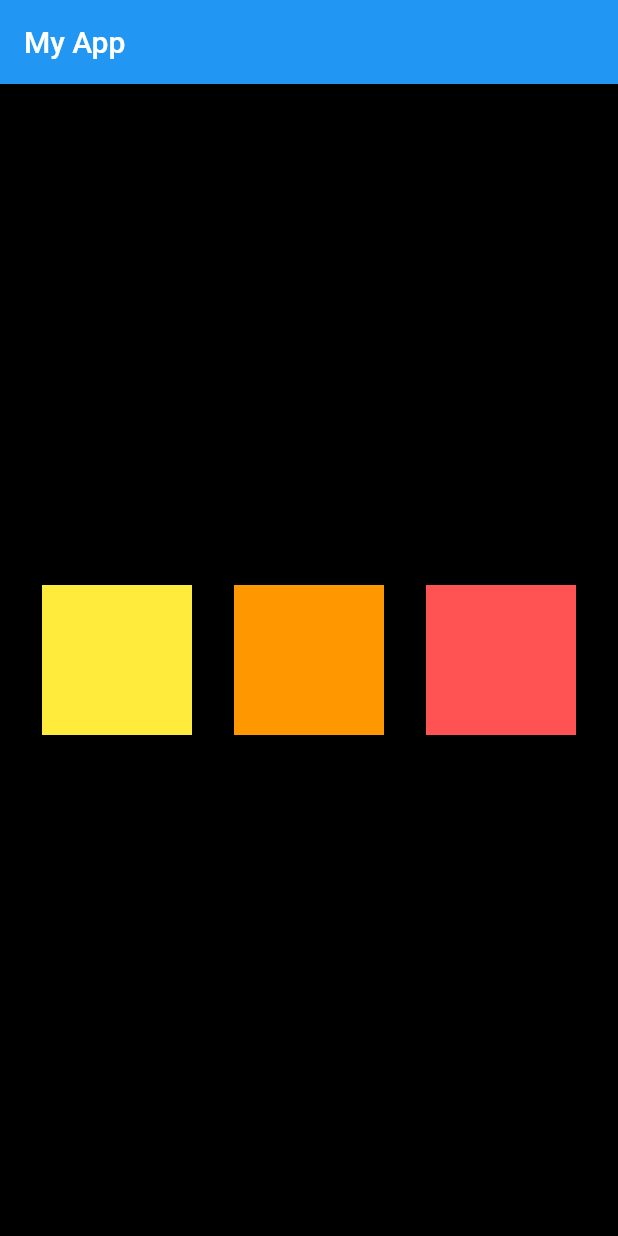
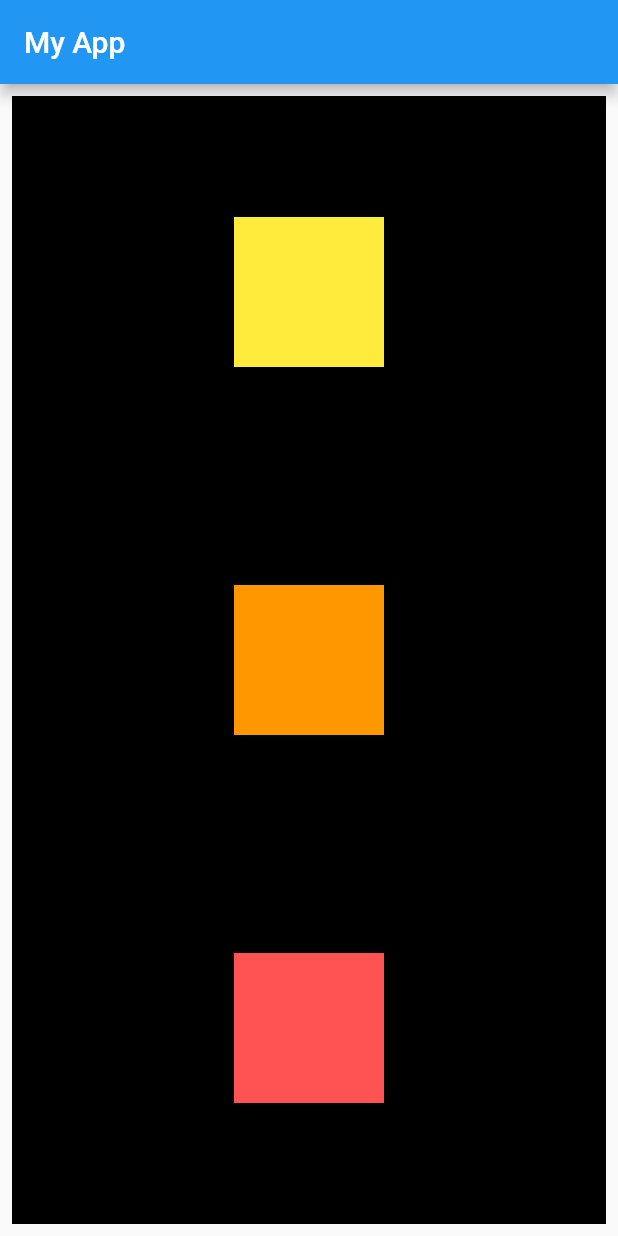
Before and after one commit to NuzhatProgga/myapp, a Flutter app: the screen it shows after launch, on a phone screen of 412 x 824 dp. Run offline on Flutter 3.47's test engine with Material 2 defaults, Android fonts, the phone set to English and light mode, and no system bars.

Commit message:
chapter 2 completed[column]

```diff
--- a/lib/main.dart
+++ b/lib/main.dart
@@ -19,12 +19,18 @@ class HomePage extends StatelessWidget {
       appBar: AppBar(
         title: Text("My App"),
       ),
-      body: Container(
+      body: Padding(
+        padding: const EdgeInsets.all(8.0),
+        child: Align(
+          alignment: Alignment.center,
+          child: Container(
             color: Colors.black,
             width: MediaQuery.of(context).size.width,
             height: MediaQuery.of(context).size.height,
-        child: Row(
-          mainAxisAlignment: MainAxisAlignment.spaceEvenly,
+            child: Padding(
+              padding: const EdgeInsets.all(8.0),
+              child: Column(
+                mainAxisAlignment: MainAxisAlignment.spaceAround,
                 crossAxisAlignment: CrossAxisAlignment.center,
                 children: <Widget>[
                   Container(
@@ -48,6 +54,9 @@ class HomePage extends StatelessWidget {
                 ],
               ),
             ),
+          ),
+        ),
+      ),
     );
   }
 }
```
Lines whose indentation alone changed are shown as unchanged.
